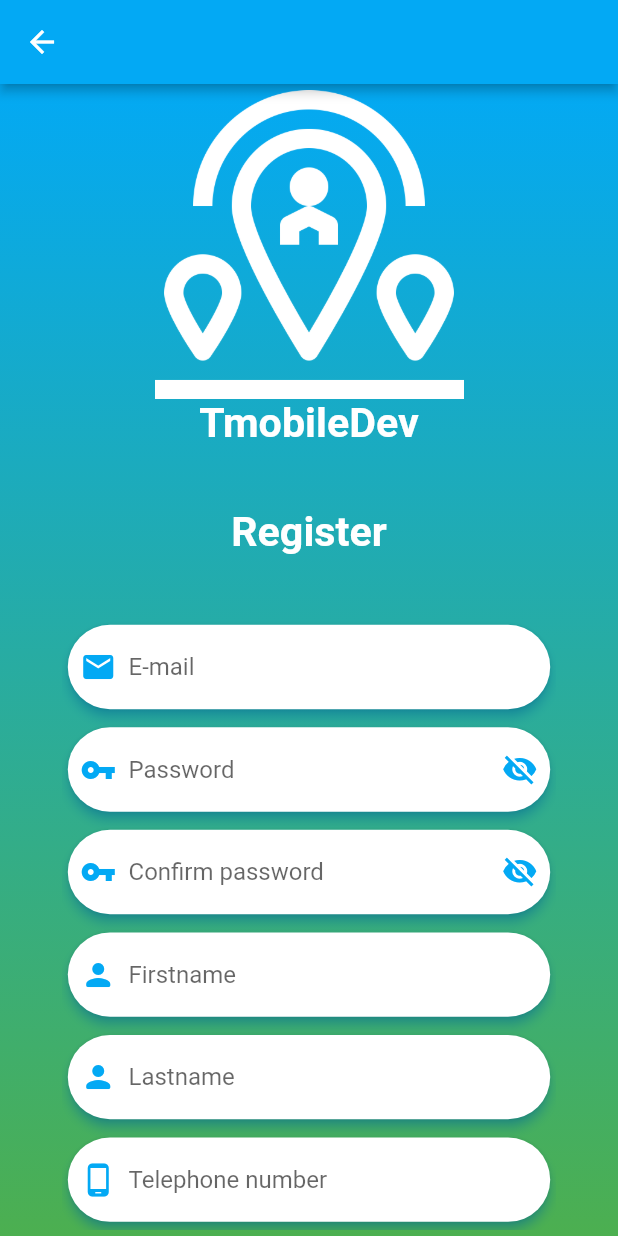
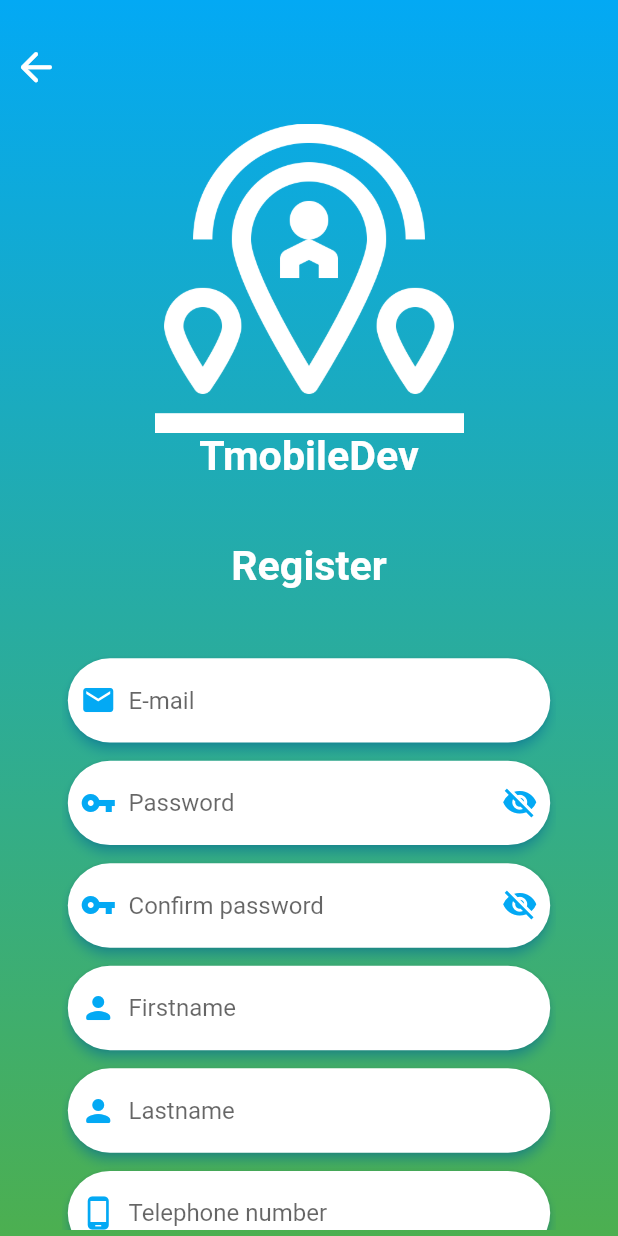
Before and after one commit to tumlovery2005/TMobileDevFlutter, a Flutter app: the RegisterPage screen opened directly, on a phone screen of 412 x 824 dp. Run offline on Flutter 3.47's test engine with Material 2 defaults, Android fonts, the phone set to English and light mode, and no system bars; our stand-ins replace cached_network_image, dio, flutter_countdown_timer, modal_progress_hud, rxdart, shared_preferences and 1 more; missing offline and left inert: flutter_rounded_date_picker, platform_alert_dialog; accounts and stored records are empty.

Commit message:
change button back register page.

```diff
--- a/lib/page/RegisterPage.dart
+++ b/lib/page/RegisterPage.dart
@@ -54,24 +54,10 @@ class RegisterPageState extends State<RegisterPage> {
         }
       },
       child: Scaffold(
-        appBar: AppBar(
-          leading: new IconButton(
-            icon: new Icon(Icons.arrow_back_outlined),
-            onPressed: () => Navigator.of(context).pop(),
-          ),
-          elevation: 3.0,
-          backgroundColor: Colors.lightBlue,
-        ),
-        body: ModalProgressHUD(
-          child: Container(
+        body: Stack(
+          children: <Widget>[
+            Container(
               width: double.infinity,
-            height: double.infinity,
-            padding: EdgeInsets.only(
-              top: shortTestside / 100,
-              bottom: shortTestside / 100,
-              left: shortTestside / 10,
-              right: shortTestside / 10,
-            ),
               decoration: BoxDecoration(
                 gradient: LinearGradient(
                   begin: Alignment.topCenter,
@@ -82,7 +68,19 @@ class RegisterPageState extends State<RegisterPage> {
                   ],
                 ),
               ),
+            ),
+            ModalProgressHUD(
+              child: Container(
+                width: double.infinity,
+                height: double.infinity,
+                padding: EdgeInsets.only(
+                  top: shortWidthsize / 5,
+                  bottom: shortTestside / 100,
+                  left: shortTestside / 10,
+                  right: shortTestside / 10,
+                ),
                 child: SingleChildScrollView(
+                  child: Container(
                     child: Column(
                       children: <Widget>[
                         Center(
@@ -112,7 +110,25 @@ class RegisterPageState extends State<RegisterPage> {
                     ),
                   ),
                 ),
+              ),
               inAsyncCall: loading,
+            ),
+            Container(
+              width: double.infinity,
+              alignment: Alignment.topLeft,
+              margin: EdgeInsets.only(top: shortWidthsize / 20),
+              child: IconButton(
+                icon: Icon(
+                  Icons.arrow_back_rounded,
+                  color: Colors.white,
+                  size: shortWidthsize / 13,
+                ),
+                onPressed: () => {
+                  Navigator.pop(context),
+                },
+              ),
+            ),
+          ],
         ),
       ),
     );
@@ -120,14 +136,6 @@ class RegisterPageState extends State<RegisterPage> {
 
   Widget _isLandscape(){
     return Scaffold(
-      appBar: AppBar(
-        leading: new IconButton(
-          icon: new Icon(Icons.arrow_back_outlined),
-          onPressed: () => Navigator.of(context).pop(),
-        ),
-        elevation: 3.0,
-        backgroundColor: Colors.lightBlue,
-      ),
       body: Container(
         width: double.infinity,
         height: double.infinity,
@@ -141,7 +149,9 @@ class RegisterPageState extends State<RegisterPage> {
             ],
           ),
         ),
-        child: Row(
+        child: Stack(
+          children: <Widget>[
+            Row(
               children: <Widget>[
                 Container(
                   width: (shortWidthsize / 2),
@@ -162,7 +172,24 @@ class RegisterPageState extends State<RegisterPage> {
                   ),
                 ),
                 Expanded(
-              child: _layoutLogin(),
+                  child: _layoutRegister(),
+                ),
+              ],
+            ),
+            Container(
+              width: double.infinity,
+              alignment: Alignment.topLeft,
+              margin: EdgeInsets.only(top: shortWidthsize / 40),
+              child: IconButton(
+                icon: Icon(
+                  Icons.arrow_back_rounded,
+                  color: Colors.white,
+                  size: shortWidthsize / 25,
+                ),
+                onPressed: () => {
+                  Navigator.pop(context),
+                },
+              ),
             ),
           ],
         ),
@@ -170,7 +197,7 @@ class RegisterPageState extends State<RegisterPage> {
     );
   }
 
-  Widget _layoutLogin(){
+  Widget _layoutRegister(){
     return Container(
       child: Center(
         child: SingleChildScrollView(
```
Lines whose indentation alone changed are shown as unchanged.
